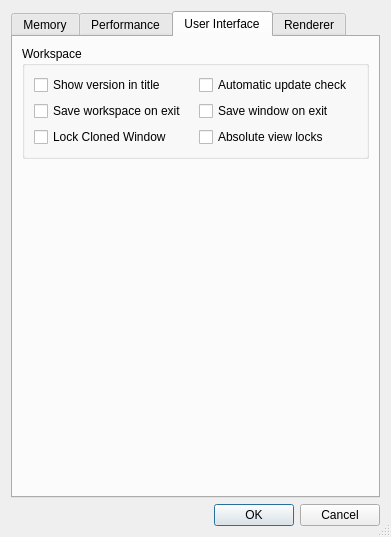
Qt form ImageVis3D/UI/UI/SettingsDlg.ui (SCIInstitute/ImageVis3D) before a commit.
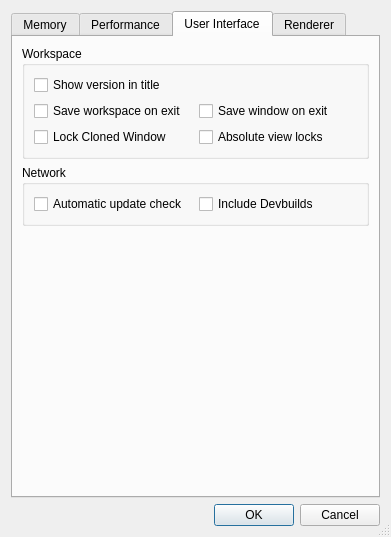
The same form after that commit. The open tabs and pages were chosen to show the change.

What changed in the file:
```diff
--- a/ImageVis3D/UI/UI/SettingsDlg.ui
+++ b/ImageVis3D/UI/UI/SettingsDlg.ui
@@ -550,13 +550,29 @@
             </property>
            </widget>
           </item>
-          <item row="0" column="2" >
+         </layout>
+        </widget>
+       </item>
+       <item>
+        <widget class="QGroupBox" name="groupBox_10" >
+         <property name="title" >
+          <string>Network</string>
+         </property>
+         <layout class="QGridLayout" name="gridLayout_6" >
+          <item row="0" column="0" >
            <widget class="QCheckBox" name="checkBox_CheckForUpdatesOnStartUp" >
             <property name="text" >
              <string>Automatic update check</string>
             </property>
            </widget>
           </item>
+          <item row="0" column="1" >
+           <widget class="QCheckBox" name="checkBox_CheckForDevBuilds" >
+            <property name="text" >
+             <string>Include Devbuilds</string>
+            </property>
+           </widget>
+          </item>
          </layout>
         </widget>
        </item>
```
